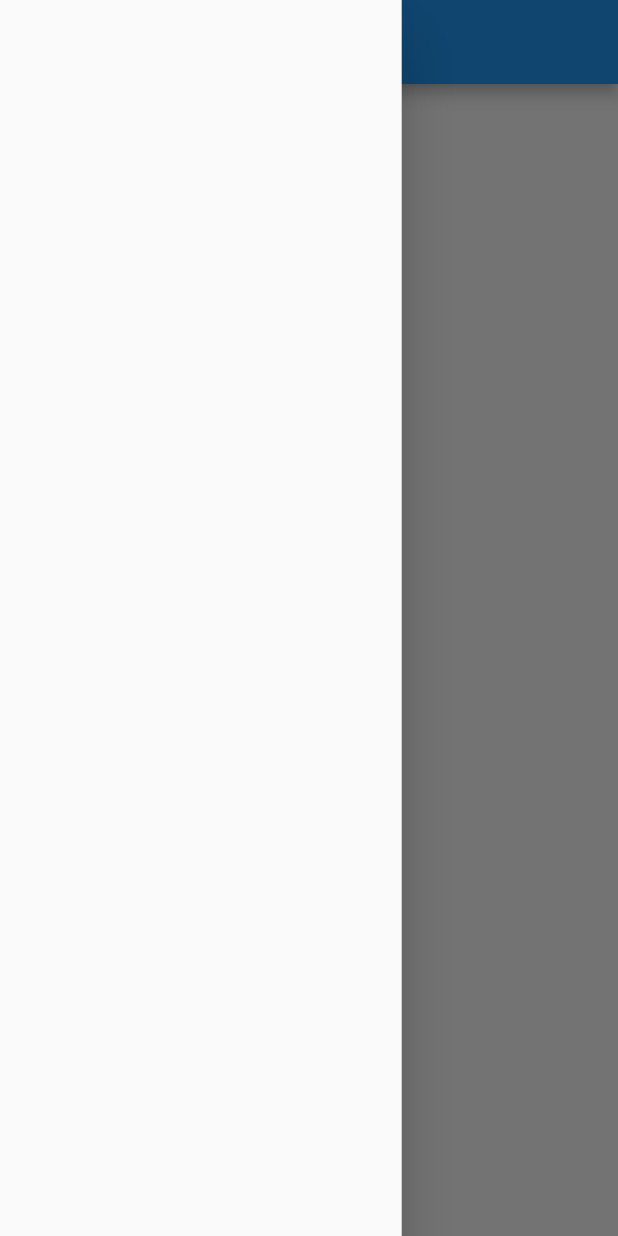
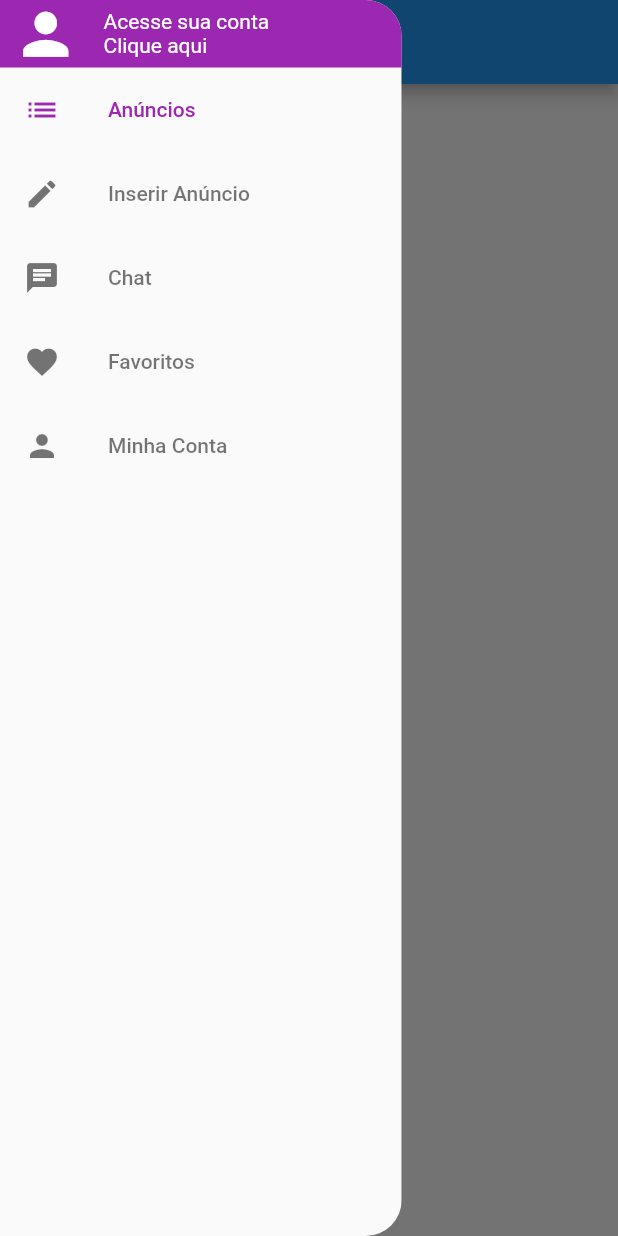
Before and after one commit to 90lucasgabriel/xlo_clone, a Flutter app: the screen it shows after launch, with the side drawer open, on a phone screen of 412 x 824 dp. Run offline on Flutter 3.47's test engine with Material 2 defaults, Android fonts, the phone set to English and light mode, and no system bars; our stand-ins replace parse_server_sdk_flutter.

Commit message:
01 - New: Custom drawer draft;

```diff
--- /dev/null
+++ b/lib/components/custom_drawer/components/custom_drawer_header/custom_drawer_header.dart
@@ -0,0 +1,41 @@
+import 'package:flutter/material.dart';
+
+class CustomDrawerHeader extends StatelessWidget {
+  const CustomDrawerHeader({super.key});
+
+  @override
+  Widget build(BuildContext context) {
+    return Container(
+      color: Colors.purple,
+      padding: const EdgeInsets.symmetric(horizontal: 8),
+      child: SafeArea(
+        top: true,
+        child: Row(
+          children: [
+            const Icon(
+              Icons.person,
+              color: Colors.white,
+              size: 45,
+            ),
+            const SizedBox(
+              width: 16,
+            ),
+            Expanded(
+              child: Column(
+                crossAxisAlignment: CrossAxisAlignment.start,
+                mainAxisAlignment: MainAxisAlignment.center,
+                children: const [
+                  Text(
+                    'Acesse sua conta',
+                    style: TextStyle(color: Colors.white),
+                  ),
+                  Text('Clique aqui', style: TextStyle(color: Colors.white)),
+                ],
+              ),
+            )
+          ],
+        ),
+      ),
+    );
+  }
+}
--- /dev/null
+++ b/lib/components/custom_drawer/components/page_section/page_section.dart
@@ -0,0 +1,45 @@
+import 'package:flutter/material.dart';
+
+import 'package:xlo_mobx/components/custom_drawer/components/page_tile/page_tile.dart';
+
+class PageSection extends StatelessWidget {
+  const PageSection({super.key});
+
+  @override
+  Widget build(BuildContext context) {
+    return Column(
+      children: [
+        PageTile(
+          label: 'Anúncios',
+          iconData: Icons.list,
+          highlighted: true,
+          onTap: () {},
+        ),
+        PageTile(
+          label: 'Inserir Anúncio',
+          iconData: Icons.edit,
+          highlighted: false,
+          onTap: () {},
+        ),
+        PageTile(
+          label: 'Chat',
+          iconData: Icons.chat,
+          highlighted: false,
+          onTap: () {},
+        ),
+        PageTile(
+          label: 'Favoritos',
+          iconData: Icons.favorite,
+          highlighted: false,
+          onTap: () {},
+        ),
+        PageTile(
+          label: 'Minha Conta',
+          iconData: Icons.person,
+          highlighted: false,
+          onTap: () {},
+        ),
+      ],
+    );
+  }
+}
--- /dev/null
+++ b/lib/components/custom_drawer/components/page_tile/page_tile.dart
@@ -0,0 +1,31 @@
+import 'package:flutter/material.dart';
+
+class PageTile extends StatelessWidget {
+  const PageTile({
+    Key? key,
+    required this.label,
+    required this.iconData,
+    required this.highlighted,
+    required this.onTap,
+  }) : super(key: key);
+
+  final String label;
+  final IconData iconData;
+  final bool highlighted;
+  final VoidCallback onTap;
+
+  @override
+  Widget build(BuildContext context) {
+    return ListTile(
+      title: Text(
+        label,
+        style: TextStyle(color: highlighted ? Colors.purple : Colors.black54),
+      ),
+      leading: Icon(
+        iconData,
+        color: highlighted ? Colors.purple : Colors.black54,
+      ),
+      onTap: onTap,
+    );
+  }
+}
--- a/lib/components/custom_drawer/custom_drawer.dart
+++ b/lib/components/custom_drawer/custom_drawer.dart
@@ -1,13 +1,26 @@
 import 'package:flutter/material.dart';
+import 'package:xlo_mobx/components/custom_drawer/components/custom_drawer_header/custom_drawer_header.dart';
+import 'package:xlo_mobx/components/custom_drawer/components/page_section/page_section.dart';
 
 class CustomDrawer extends StatelessWidget {
   const CustomDrawer({super.key});
 
   @override
   Widget build(BuildContext context) {
-    return SizedBox(
-      width: MediaQuery.of(context).size.width * 0.65,
-      child: const Drawer(),
+    return ClipRRect(
+      borderRadius: const BorderRadius.horizontal(right: Radius.circular(24)),
+      child: SizedBox(
+        width: MediaQuery.of(context).size.width * 0.65,
+        child: Drawer(
+          child: ListView(
+            padding: const EdgeInsets.only(top: 0),
+            children: const [
+              CustomDrawerHeader(),
+              PageSection(),
+            ],
+          ),
+        ),
+      ),
     );
   }
 }
```
